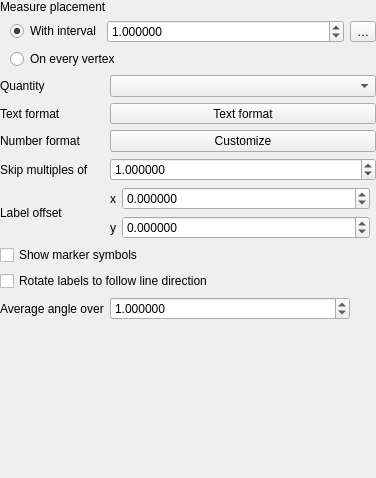
Above: src/ui/symbollayer/qgslinearreferencingsymbollayerwidgetbase.ui from nyalldawson/QGIS before the change. Below: the same form after it.
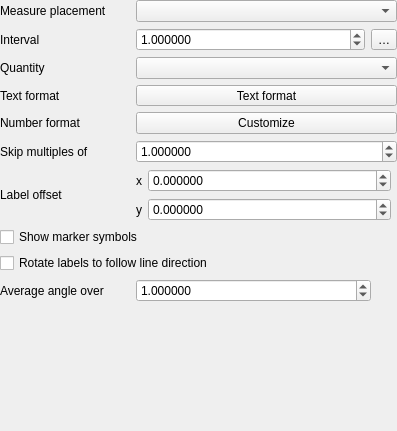
That is the form after the change. Custom widgets are drawn as their Qt base class.

Commit message: Prep for z m interval modes

Diff of the .ui file:
```diff
--- a/src/ui/symbollayer/qgslinearreferencingsymbollayerwidgetbase.ui
+++ b/src/ui/symbollayer/qgslinearreferencingsymbollayerwidgetbase.ui
@@ -6,14 +6,14 @@
    <rect>
     <x>0</x>
     <y>0</y>
-    <width>376</width>
-    <height>478</height>
+    <width>397</width>
+    <height>431</height>
    </rect>
   </property>
   <property name="windowTitle">
    <string notr="true">Linear Referencing Symbol Layer</string>
   </property>
-  <layout class="QGridLayout" name="gridLayout" rowstretch="0,0,0,0,0,0,0,0,0,0,1">
+  <layout class="QGridLayout" name="gridLayout" rowstretch="0,0,0,0,0,0,0,0,0,0,0,1" columnstretch="1,2">
    <property name="leftMargin">
     <number>0</number>
    </property>
@@ -24,111 +24,16 @@
     <number>0</number>
    </property>
    <property name="bottomMargin">
-    <number>0</number>
+    <number>9</number>
    </property>
-   <item row="5" column="0">
-    <widget class="QLabel" name="label_2">
+   <item row="7" column="0">
+    <widget class="QLabel" name="label_3">
      <property name="text">
-      <string>Skip multiples of</string>
+      <string>Label offset</string>
      </property>
     </widget>
    </item>
-   <item row="1" column="0" colspan="2">
-    <layout class="QGridLayout" name="gridLayout_3">
-     <property name="leftMargin">
-      <number>0</number>
-     </property>
-     <property name="topMargin">
-      <number>0</number>
-     </property>
-     <property name="bottomMargin">
-      <number>0</number>
-     </property>
-     <item row="0" column="2">
-      <widget class="QgsPropertyOverrideButton" name="mIntervalDDBtn">
-       <property name="text">
-        <string>…</string>
-       </property>
-      </widget>
-     </item>
-     <item row="0" column="1">
-      <layout class="QHBoxLayout" name="horizontalLayout_4">
-       <item>
-        <widget class="QRadioButton" name="mRadioInterval">
-         <property name="text">
-          <string>With interval</string>
-         </property>
-         <property name="checked">
-          <bool>true</bool>
-         </property>
-        </widget>
-       </item>
-       <item>
-        <widget class="QgsDoubleSpinBox" name="spinInterval">
-         <property name="sizePolicy">
-          <sizepolicy hsizetype="Minimum" vsizetype="Fixed">
-           <horstretch>1</horstretch>
-           <verstretch>0</verstretch>
-          </sizepolicy>
-         </property>
-         <property name="decimals">
-          <number>6</number>
-         </property>
-         <property name="maximum">
-          <double>10000000.000000000000000</double>
-         </property>
-         <property name="singleStep">
-          <double>0.200000000000000</double>
-         </property>
-         <property name="value">
-          <double>1.000000000000000</double>
-         </property>
-         <property name="showClearButton" stdset="0">
-          <bool>false</bool>
-         </property>
-        </widget>
-       </item>
-      </layout>
-     </item>
-     <item row="1" column="0">
-      <spacer name="horizontalSpacer_2">
-       <property name="orientation">
-        <enum>Qt::Orientation::Horizontal</enum>
-       </property>
-       <property name="sizeType">
-        <enum>QSizePolicy::Policy::Fixed</enum>
-       </property>
-       <property name="sizeHint" stdset="0">
-        <size>
-         <width>10</width>
-         <height>20</height>
-        </size>
-       </property>
-      </spacer>
-     </item>
-     <item row="1" column="1">
-      <widget class="QRadioButton" name="mRadioVertex">
-       <property name="text">
-        <string>On every vertex</string>
-       </property>
-      </widget>
-     </item>
-    </layout>
-   </item>
-   <item row="3" column="1">
-    <widget class="QgsFontButton" name="mTextFormatButton">
-     <property name="sizePolicy">
-      <sizepolicy hsizetype="Preferred" vsizetype="Fixed">
-       <horstretch>0</horstretch>
-       <verstretch>0</verstretch>
-      </sizepolicy>
-     </property>
-     <property name="text">
-      <string>Text format</string>
-     </property>
-    </widget>
-   </item>
-   <item row="6" column="1">
+   <item row="7" column="1">
     <layout class="QGridLayout" name="gridLayout_2">
      <property name="leftMargin">
       <number>0</number>
@@ -215,7 +120,80 @@
      </item>
     </layout>
    </item>
+   <item row="9" column="0" colspan="2">
+    <widget class="QCheckBox" name="mCheckRotate">
+     <property name="text">
+      <string>Rotate labels to follow line direction</string>
+     </property>
+    </widget>
+   </item>
    <item row="5" column="1">
+    <widget class="QPushButton" name="mNumberFormatPushButton">
+     <property name="text">
+      <string>Customize</string>
+     </property>
+    </widget>
+   </item>
+   <item row="11" column="0">
+    <spacer name="verticalSpacer">
+     <property name="orientation">
+      <enum>Qt::Orientation::Vertical</enum>
+     </property>
+     <property name="sizeHint" stdset="0">
+      <size>
+       <width>20</width>
+       <height>40</height>
+      </size>
+     </property>
+    </spacer>
+   </item>
+   <item row="4" column="0">
+    <widget class="QLabel" name="label">
+     <property name="text">
+      <string>Text format</string>
+     </property>
+    </widget>
+   </item>
+   <item row="10" column="1">
+    <layout class="QHBoxLayout" name="horizontalLayout">
+     <item>
+      <widget class="QgsDoubleSpinBox" name="mSpinAverageAngleLength">
+       <property name="sizePolicy">
+        <sizepolicy hsizetype="Minimum" vsizetype="Fixed">
+         <horstretch>1</horstretch>
+         <verstretch>0</verstretch>
+        </sizepolicy>
+       </property>
+       <property name="decimals">
+        <number>6</number>
+       </property>
+       <property name="maximum">
+        <double>10000000.000000000000000</double>
+       </property>
+       <property name="singleStep">
+        <double>0.200000000000000</double>
+       </property>
+       <property name="value">
+        <double>1.000000000000000</double>
+       </property>
+      </widget>
+     </item>
+     <item>
+      <widget class="QgsUnitSelectionWidget" name="mAverageAngleUnit" native="true">
+       <property name="minimumSize">
+        <size>
+         <width>20</width>
+         <height>0</height>
+        </size>
+       </property>
+       <property name="focusPolicy">
+        <enum>Qt::FocusPolicy::TabFocus</enum>
+       </property>
+      </widget>
+     </item>
+    </layout>
+   </item>
+   <item row="6" column="1">
     <widget class="QgsDoubleSpinBox" name="mSpinSkipMultiples">
      <property name="sizePolicy">
       <sizepolicy hsizetype="Minimum" vsizetype="Fixed">
@@ -240,52 +218,58 @@
      </property>
     </widget>
    </item>
+   <item row="6" column="0">
+    <widget class="QLabel" name="label_2">
+     <property name="text">
+      <string>Skip multiples of</string>
+     </property>
+    </widget>
+   </item>
+   <item row="8" column="0" colspan="2">
+    <widget class="QCheckBox" name="mCheckShowMarker">
+     <property name="text">
+      <string>Show marker symbols</string>
+     </property>
+    </widget>
+   </item>
    <item row="4" column="1">
-    <widget class="QPushButton" name="mNumberFormatPushButton">
+    <widget class="QgsFontButton" name="mTextFormatButton">
+     <property name="sizePolicy">
+      <sizepolicy hsizetype="Preferred" vsizetype="Fixed">
+       <horstretch>0</horstretch>
+       <verstretch>0</verstretch>
+      </sizepolicy>
+     </property>
      <property name="text">
-      <string>Customize</string>
+      <string>Text format</string>
      </property>
     </widget>
    </item>
-   <item row="9" column="0">
+   <item row="10" column="0">
     <widget class="QLabel" name="label_4">
      <property name="text">
       <string>Average angle over</string>
      </property>
     </widget>
    </item>
-   <item row="2" column="0">
+   <item row="3" column="0">
     <widget class="QLabel" name="label_8">
      <property name="text">
       <string>Quantity</string>
      </property>
     </widget>
    </item>
-   <item row="3" column="0">
-    <widget class="QLabel" name="label">
-     <property name="text">
-      <string>Text format</string>
-     </property>
-    </widget>
+   <item row="1" column="1">
+    <widget class="QComboBox" name="mComboPlacement"/>
    </item>
-   <item row="7" column="0" colspan="2">
-    <widget class="QCheckBox" name="mCheckShowMarker">
-     <property name="text">
-      <string>Show marker symbols</string>
-     </property>
-    </widget>
-   </item>
-   <item row="2" column="1">
-    <widget class="QComboBox" name="mComboQuantity"/>
-   </item>
-   <item row="0" column="0" colspan="2">
+   <item row="1" column="0">
     <widget class="QLabel" name="label_5">
      <property name="text">
       <string>Measure placement</string>
      </property>
     </widget>
    </item>
-   <item row="4" column="0">
+   <item row="5" column="0">
     <widget class="QLabel" name="mUnitLabelLabel_2">
      <property name="text">
       <string>Number format</string>
@@ -295,71 +279,75 @@
      </property>
     </widget>
    </item>
-   <item row="8" column="0" colspan="2">
-    <widget class="QCheckBox" name="mCheckRotate">
-     <property name="text">
-      <string>Rotate labels to follow line direction</string>
+   <item row="2" column="0" colspan="2">
+    <widget class="QWidget" name="mIntervalWidget" native="true">
+     <property name="focusPolicy">
+      <enum>Qt::FocusPolicy::StrongFocus</enum>
      </property>
+     <layout class="QHBoxLayout" name="horizontalLayout_2" stretch="1,2">
+      <property name="leftMargin">
+       <number>0</number>
+      </property>
+      <property name="topMargin">
+       <number>0</number>
+      </property>
+      <property name="rightMargin">
+       <number>0</number>
+      </property>
+      <property name="bottomMargin">
+       <number>0</number>
+      </property>
+      <item>
+       <widget class="QLabel" name="label_9">
+        <property name="text">
+         <string>Interval</string>
+        </property>
+       </widget>
+      </item>
+      <item>
+       <layout class="QHBoxLayout" name="horizontalLayout_3">
+        <property name="rightMargin">
+         <number>0</number>
+        </property>
+        <item>
+         <widget class="QgsDoubleSpinBox" name="spinInterval">
+          <property name="sizePolicy">
+           <sizepolicy hsizetype="Minimum" vsizetype="Fixed">
+            <horstretch>1</horstretch>
+            <verstretch>0</verstretch>
+           </sizepolicy>
+          </property>
+          <property name="decimals">
+           <number>6</number>
+          </property>
+          <property name="maximum">
+           <double>10000000.000000000000000</double>
+          </property>
+          <property name="singleStep">
+           <double>0.200000000000000</double>
+          </property>
+          <property name="value">
+           <double>1.000000000000000</double>
+          </property>
+          <property name="showClearButton" stdset="0">
+           <bool>false</bool>
+          </property>
+         </widget>
+        </item>
+        <item>
+         <widget class="QgsPropertyOverrideButton" name="mIntervalDDBtn">
+          <property name="text">
+           <string>…</string>
+          </property>
+         </widget>
+        </item>
+       </layout>
+      </item>
+     </layout>
     </widget>
    </item>
-   <item row="9" column="1">
-    <layout class="QHBoxLayout" name="horizontalLayout">
-     <item>
-      <widget class="QgsDoubleSpinBox" name="mSpinAverageAngleLength">
-       <property name="sizePolicy">
-        <sizepolicy hsizetype="Minimum" vsizetype="Fixed">
-         <horstretch>1</horstretch>
-         <verstretch>0</verstretch>
-        </sizepolicy>
-       </property>
-       <property name="decimals">
-        <number>6</number>
-       </property>
-       <property name="maximum">
-        <double>10000000.000000000000000</double>
-       </property>
-       <property name="singleStep">
-        <double>0.200000000000000</double>
-       </property>
-       <property name="value">
-        <double>1.000000000000000</double>
-       </property>
-      </widget>
-     </item>
-     <item>
-      <widget class="QgsUnitSelectionWidget" name="mAverageAngleUnit" native="true">
-       <property name="minimumSize">
-        <size>
-         <width>20</width>
-         <height>0</height>
-        </size>
-       </property>
-       <property name="focusPolicy">
-        <enum>Qt::FocusPolicy::TabFocus</enum>
-       </property>
-      </widget>
-     </item>
-    </layout>
-   </item>
-   <item row="6" column="0">
-    <widget class="QLabel" name="label_3">
-     <property name="text">
-      <string>Label offset</string>
-     </property>
-    </widget>
-   </item>
-   <item row="10" column="0">
-    <spacer name="verticalSpacer">
-     <property name="orientation">
-      <enum>Qt::Orientation::Vertical</enum>
-     </property>
-     <property name="sizeHint" stdset="0">
-      <size>
-       <width>20</width>
-       <height>40</height>
-      </size>
-     </property>
-    </spacer>
+   <item row="3" column="1">
+    <widget class="QComboBox" name="mComboQuantity"/>
    </item>
   </layout>
  </widget>
```
Left out of the diff: 3 changed lines with no effect on the pictures. The commit also changes 8 other files.
